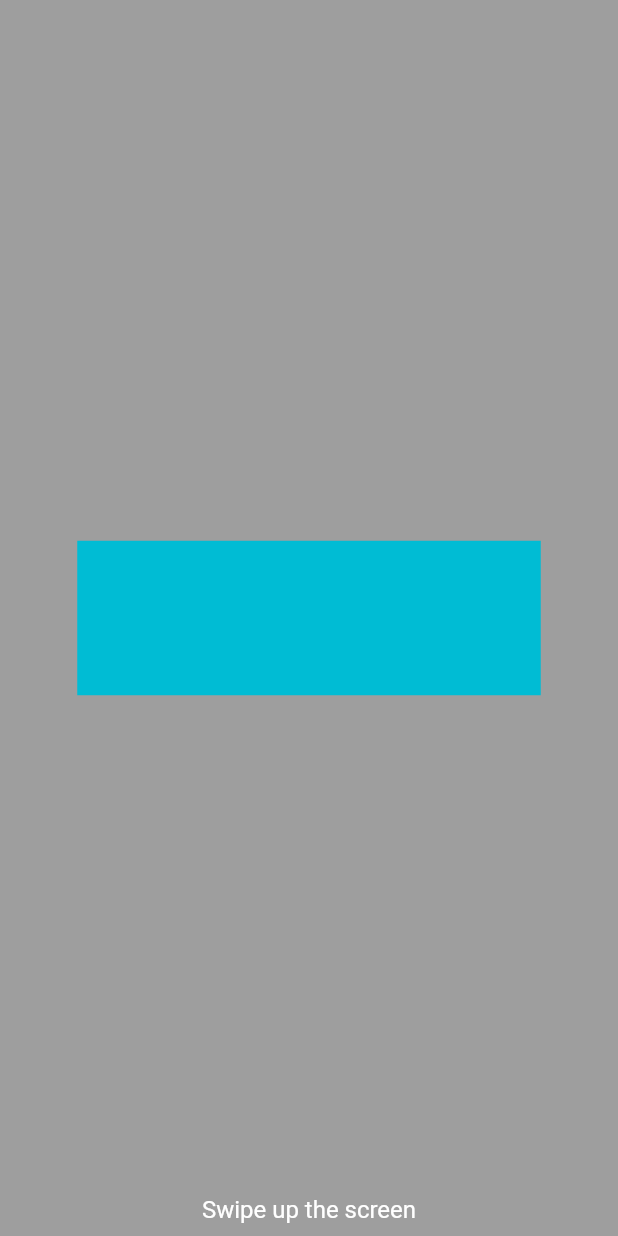
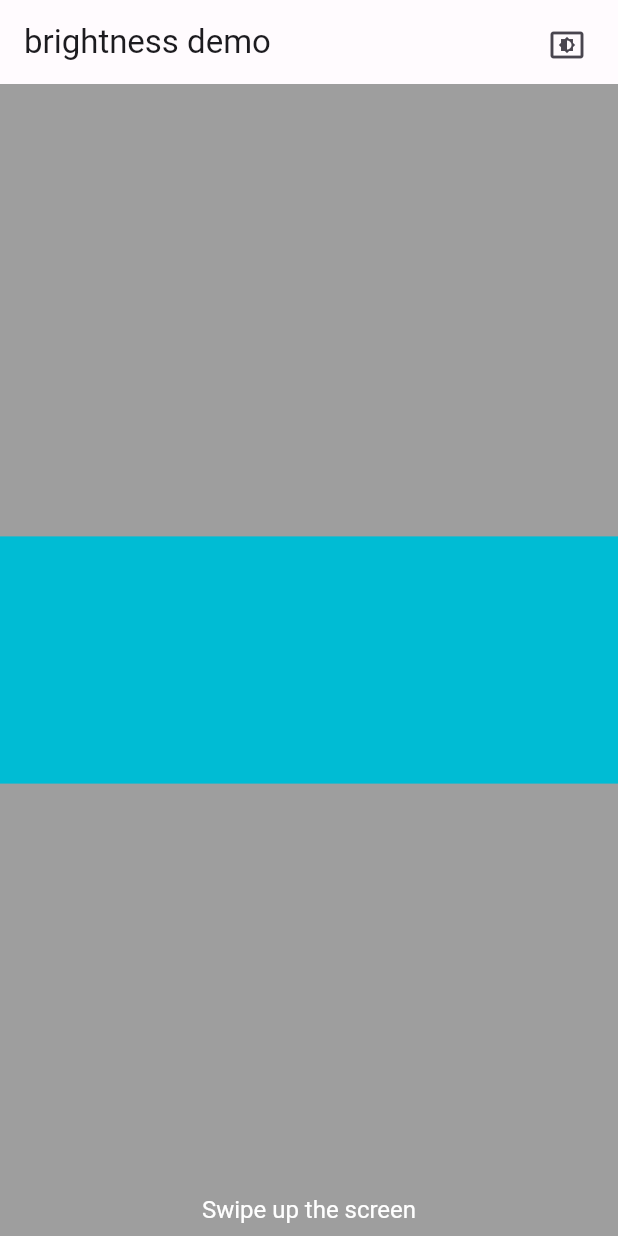
Before and after one commit to oishigyunyu/car_aoo, a Flutter app: the first screen one second after launch, on a phone screen of 412 x 824 dp. Run offline on Flutter 3.47's test engine with Material 2 defaults, Android fonts, the phone set to English and light mode, and no system bars; our stand-ins replace flutter_riverpod, geocoding, geolocator, google_maps_flutter, shared_preferences, stop_watch_timer; Roboto replaces fonts that are missing (LINESeedJP).

Commit message:
ダークモードの追加と、テーマモードの切り替えを実装

```diff
--- a/lib/main.dart
+++ b/lib/main.dart
@@ -1,16 +1,21 @@
+import 'dart:async';
+
 import 'package:car_app/color_schemes.g.dart';
-import 'package:car_app/view/top.dart';
 import 'package:flutter/material.dart';
+import 'package:flutter_riverpod/flutter_riverpod.dart';
+import 'package:intl/intl.dart';
+
+final themeModeProvider = StateProvider((ref) => ThemeMode.system);
 
 main() {
   runApp(
-    const MaterialApp(
-      home: MyApp(),
+    const ProviderScope(
+      child: MyApp(),
     ),
   );
 }
 
-class MyApp extends StatelessWidget {
+class MyApp extends ConsumerWidget {
   const MyApp({super.key});
 
   ThemeData _buildTheme(Brightness brightness) {
@@ -33,9 +38,44 @@ class MyApp extends StatelessWidget {
 
   // This widget is the root of your application.
   @override
-  Widget build(BuildContext context) {
+  Widget build(BuildContext context, WidgetRef ref) {
+    final themeMode = ref.watch(themeModeProvider);
     final size = MediaQuery.of(context).size;
-    return Scaffold(
+    return MaterialApp(
+      theme: _buildTheme(Brightness.light),
+      darkTheme: _buildTheme(Brightness.dark),
+      themeMode: themeMode,
+      home: Scaffold(
+        appBar: AppBar(
+          title: const Text("brightness demo"),
+          actions: [
+            Padding(
+              padding: const EdgeInsets.all(10.0),
+              child: PopupMenuButton<ThemeMode>(
+                icon: const Icon(
+                  Icons.settings_brightness,
+                ),
+                onSelected: (ThemeMode selectedThemeMode) => ref
+                    .read(themeModeProvider.notifier)
+                    .update((state) => selectedThemeMode),
+                itemBuilder: (context) => <PopupMenuEntry<ThemeMode>>[
+                  const PopupMenuItem(
+                    value: ThemeMode.system,
+                    child: Text("システム設定に従う"),
+                  ),
+                  const PopupMenuItem(
+                    value: ThemeMode.light,
+                    child: Text("ライトモード"),
+                  ),
+                  const PopupMenuItem(
+                    value: ThemeMode.dark,
+                    child: Text("ダークモード"),
+                  ),
+                ],
+              ),
+            ),
+          ],
+        ),
         body: Container(
           width: size.width,
           height: size.height,
@@ -63,6 +103,51 @@ class MyApp extends StatelessWidget {
             ),
           ),
         ),
+      ),
     );
   }
 }
+
+class Clock extends StatefulWidget {
+  const Clock({Key? key}) : super(key: key);
+
+  @override
+  State<Clock> createState() => _ClockState();
+}
+
+class _ClockState extends State<Clock> {
+  String _time = "";
+
+  @override
+  void initState() {
+    super.initState();
+    Timer.periodic(const Duration(seconds: 1), _onTimer);
+  }
+
+  void _onTimer(Timer timer) {
+    var timeString = DateFormat.Hm().format(DateTime.now());
+    setState(() {
+      _time = timeString;
+    });
+  }
+
+  @override
+  Widget build(BuildContext context) {
+    final size = MediaQuery.of(context).size;
+
+    return Container(
+      padding: const EdgeInsets.all(8.0),
+      width: size.width,
+      height: size.height / 5,
+      color: Colors.cyan,
+      child: Center(
+        child: Text(
+          _time,
+          style: Theme.of(context).textTheme.displaySmall?.apply(
+                color: Theme.of(context).colorScheme.onPrimary,
+              ),
+        ),
+      ),
+    );
+  }
+}
--- a/lib/view/top.dart
+++ b/lib/view/top.dart
@@ -1,19 +1,12 @@
-import 'dart:async';
+import 'package:flutter/material.dart';
 
-import 'package:car_app/theme_mode_provider.dart';
-import 'package:car_app/view/menu.dart';
-import 'package:flutter/material.dart';
-import 'package:flutter_riverpod/flutter_riverpod.dart';
-import 'package:intl/intl.dart';
-
-class TopView extends ConsumerWidget {
+class TopView extends StatelessWidget {
   final String axis;
   const TopView({Key? key, required this.axis}) : super(key: key);
 
   @override
-  Widget build(BuildContext context, WidgetRef ref) {
+  Widget build(BuildContext context) {
     final size = MediaQuery.of(context).size;
-    StateController<ThemeMode> themeMode = ref.read(themeModeProvider.notifier);
     return Scaffold(
       body: Container(
         width: size.width,
@@ -22,15 +15,13 @@ class TopView extends ConsumerWidget {
         child: SafeArea(
           child: Stack(
             children: <Widget>[
-              const Align(
-                alignment: Alignment.center,
-                child: Clock(),
-              ),
               Align(
                 alignment: Alignment.bottomCenter,
-                child: Text("Swipe up the screen",style: Theme.of(context).textTheme.displayMedium?.apply(
-                  color: Theme.of(context).colorScheme.onBackground,
-                ),
+                child: Text(
+                  "Swipe up the screen",
+                  style: Theme.of(context).textTheme.displayMedium?.apply(
+                        color: Theme.of(context).colorScheme.onBackground,
+                      ),
                 ),
               ),
             ],
@@ -40,121 +31,3 @@ class TopView extends ConsumerWidget {
     );
   }
 }
-
-class SleepButton extends StatelessWidget {
-  const SleepButton({Key? key}) : super(key: key);
-
-  @override
-  Widget build(BuildContext context) {
-    return FloatingActionButton.large(
-      backgroundColor: Theme.of(context).colorScheme.primaryContainer,
-      onPressed: () {},
-      child: Icon(
-        Icons.power_settings_new,
-        color: Theme.of(context).colorScheme.onPrimaryContainer,
-      ),
-    );
-  }
-}
-
-class Clock extends StatefulWidget {
-  const Clock({Key? key}) : super(key: key);
-
-  @override
-  State<Clock> createState() => _ClockState();
-}
-
-class _ClockState extends State<Clock> {
-  final Map<String, int> _weekDays = {
-    "Mon": DateTime.monday,
-    "Tue": DateTime.tuesday,
-    "Wed": DateTime.wednesday,
-    "Thu": DateTime.thursday,
-    "Fri": DateTime.friday,
-    "Sat": DateTime.saturday,
-    "Sun": DateTime.sunday,
-  };
-
-  String _time = "";
-  String _weekDay = "";
-  String _date = "";
-
-  @override
-  void initState() {
-    super.initState();
-    Timer.periodic(const Duration(seconds: 1), _onTimer);
-  }
-
-  void _onTimer(Timer timer) {
-    var now = DateTime.now();
-    var timeString = DateFormat.Hm().format(now);
-    var dateString = DateFormat("MM/dd").format(now);
-    var weekDayString = _weekDays.keys.elementAt(now.weekday);
-    setState(() {
-      _time = timeString;
-      _date = dateString;
-      _weekDay = weekDayString;
-    });
-  }
-
-  @override
-  Widget build(BuildContext context) {
-    final size = MediaQuery.of(context).size;
-
-    return Container(
-      padding: const EdgeInsets.all(8.0),
-      width: size.width * 3 / 4,
-      height: size.height / 8,
-      color: Colors.cyan,
-      child: Center(
-        child: Text(
-          _time,
-          style: Theme.of(context).textTheme.displayMedium?.apply(
-            color: Theme.of(context).colorScheme.onBackground,
-          ),
-        ),
-      ),
-    );
-  }
-}
-
-class WeatherWidget extends StatefulWidget {
-  const WeatherWidget({Key? key}) : super(key: key);
-
-  @override
-  State<WeatherWidget> createState() => _WeatherWidgetState();
-}
-
-class _WeatherWidgetState extends State<WeatherWidget> {
-  @override
-  Widget build(BuildContext context) {
-    final size = MediaQuery.of(context).size;
-
-    return Column(
-      mainAxisAlignment: MainAxisAlignment.end,
-      crossAxisAlignment: CrossAxisAlignment.center,
-      children: <Widget>[
-        Row(
-          mainAxisAlignment: MainAxisAlignment.spaceBetween,
-          crossAxisAlignment: CrossAxisAlignment.end,
-          children: <Widget>[
-            Icon(
-              Icons.cloud,
-              size: size.height / 20,
-              color: Theme.of(context).colorScheme.onBackground,
-            ),
-            Text(
-              "18°",
-              style: Theme.of(context).textTheme.titleLarge?.apply(
-                    color: Theme.of(context).colorScheme.onBackground,
-                  ),
-            ),
-          ],
-        ),
-        const SizedBox(
-          height: 6,
-        )
-      ],
-    );
-  }
-}
```
Lines whose indentation alone changed are shown as unchanged.
